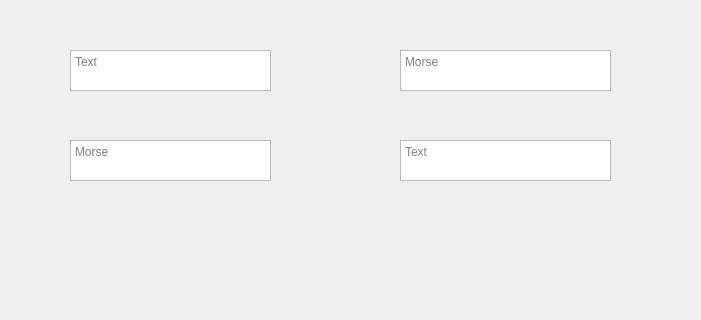
Before: the Qt Designer form MorseCode/widget.ui in 1337ninja/qt-morsecode, drawn with Qt 5; both pictures show x 0 to 701 and y 180 to 500 of the 800 by 600 pixel window.
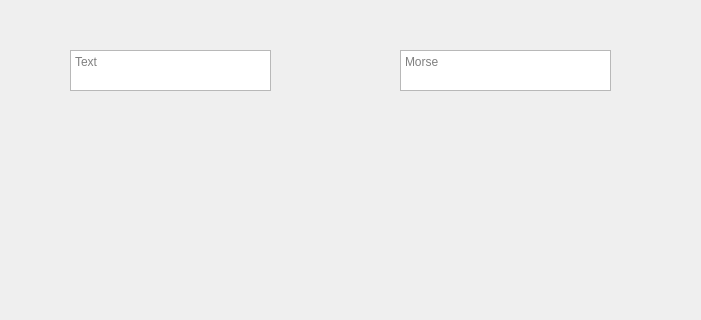
After: the same form once the commit is applied.

What changed in the file:
```diff
--- a/MorseCode/widget.ui
+++ b/MorseCode/widget.ui
@@ -78,38 +78,6 @@
     <string>Morse</string>
    </property>
   </widget>
-  <widget class="QTextEdit" name="textEdit_3">
-   <property name="geometry">
-    <rect>
-     <x>70</x>
-     <y>320</y>
-     <width>201</width>
-     <height>41</height>
-    </rect>
-   </property>
-   <property name="toolTip">
-    <string/>
-   </property>
-   <property name="placeholderText">
-    <string>Morse</string>
-   </property>
-  </widget>
-  <widget class="QTextEdit" name="textEdit_4">
-   <property name="geometry">
-    <rect>
-     <x>400</x>
-     <y>320</y>
-     <width>211</width>
-     <height>41</height>
-    </rect>
-   </property>
-   <property name="toolTip">
-    <string/>
-   </property>
-   <property name="placeholderText">
-    <string>Text</string>
-   </property>
-  </widget>
  </widget>
  <resources/>
  <connections/>
```
Left out of the diff: 4 changed lines with no effect on the pictures.
